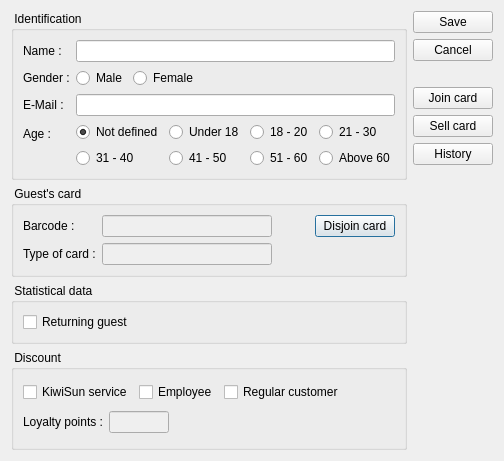
Qt form client/dlgguestedit.ui (tbikfalvi/Belenus) before a commit.
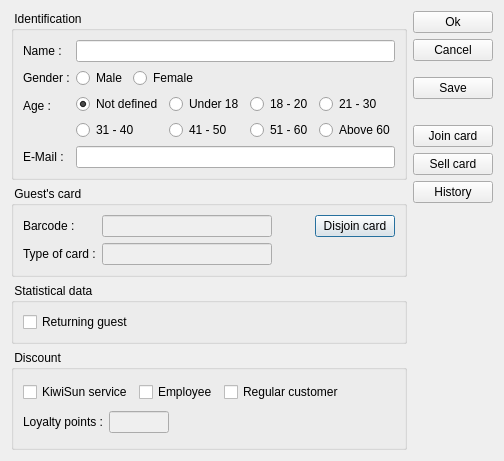
The same form after that commit.

The edit to the form file:
```diff
--- a/client/dlgguestedit.ui
+++ b/client/dlgguestedit.ui
@@ -83,14 +83,14 @@
           </item>
          </layout>
         </item>
-        <item row="2" column="0">
+        <item row="3" column="0">
          <widget class="QLabel" name="lblEmail">
           <property name="text">
            <string>E-Mail :</string>
           </property>
          </widget>
         </item>
-        <item row="2" column="1">
+        <item row="3" column="1">
          <widget class="QLineEdit" name="ledEmail">
           <property name="minimumSize">
            <size>
@@ -103,14 +103,14 @@
           </property>
          </widget>
         </item>
-        <item row="3" column="0">
+        <item row="2" column="0">
          <widget class="QLabel" name="lblAge">
           <property name="text">
            <string>Age :</string>
           </property>
          </widget>
         </item>
-        <item row="3" column="1">
+        <item row="2" column="1">
          <layout class="QGridLayout" name="gridLayout">
           <item row="0" column="0">
            <widget class="QRadioButton" name="rbAge0">
@@ -432,9 +432,9 @@
    <item>
     <layout class="QVBoxLayout" name="verticalLayout_3">
      <item>
-      <widget class="QPushButton" name="pbSave">
+      <widget class="QPushButton" name="pbSaveExit">
        <property name="text">
-        <string>Save</string>
+        <string>Ok</string>
        </property>
        <property name="iconSize">
         <size>
@@ -457,6 +457,35 @@
        </property>
       </widget>
      </item>
+     <item>
+      <spacer name="verticalSpacer_5">
+       <property name="orientation">
+        <enum>Qt::Vertical</enum>
+       </property>
+       <property name="sizeType">
+        <enum>QSizePolicy::Fixed</enum>
+       </property>
+       <property name="sizeHint" stdset="0">
+        <size>
+         <width>20</width>
+         <height>10</height>
+        </size>
+       </property>
+      </spacer>
+     </item>
+     <item>
+      <widget class="QPushButton" name="pbSave">
+       <property name="text">
+        <string>Save</string>
+       </property>
+       <property name="iconSize">
+        <size>
+         <width>20</width>
+         <height>20</height>
+        </size>
+       </property>
+      </widget>
+     </item>
      <item>
       <spacer name="verticalSpacer_2">
        <property name="orientation">
```
Left out of the diff: 28 changed lines with no effect on the pictures.
